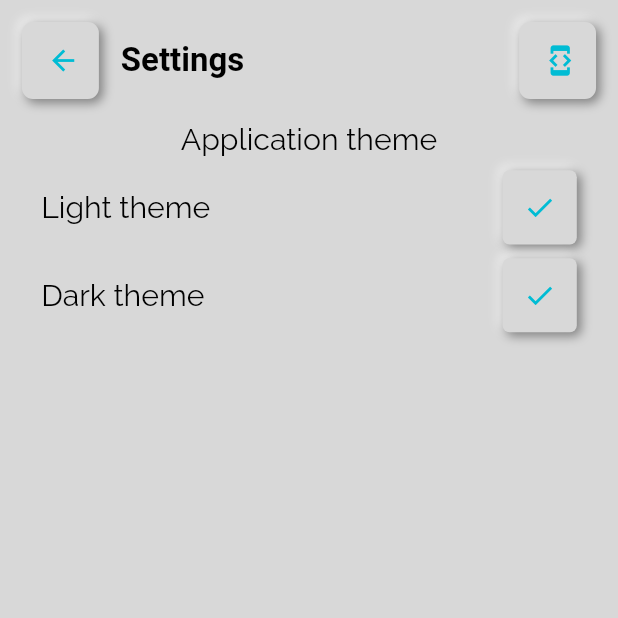
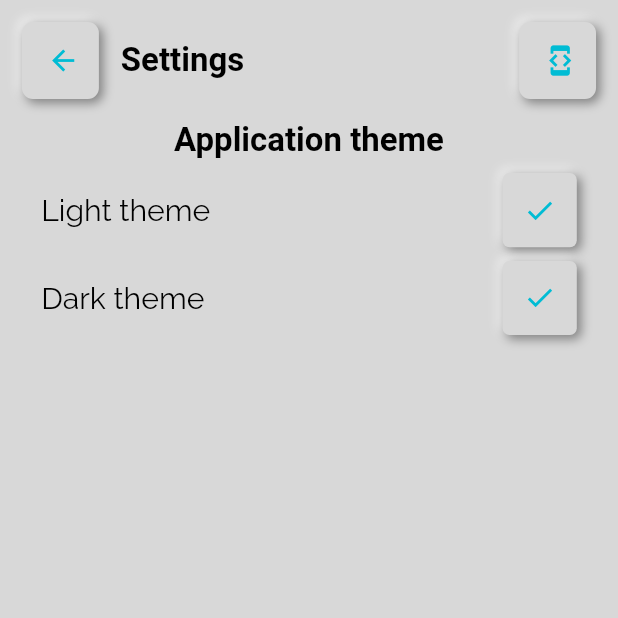
Before and after one commit to yash-ahir/passman-flutter, a Flutter app: the SettingsRoute screen opened directly, on a phone screen of 412 x 824 dp, the top half of it. Run offline on Flutter 3.47's test engine with Material 2 defaults, Android fonts, the phone set to English and light mode, and no system bars; drawn by our look-alikes of flutter_neumorphic; our stand-ins replace easy_dynamic_theme, moor, numberpicker, responsive_framework, shared_preferences; missing offline and left inert: clipboard, encrypt, moor_db_viewer, pinenacl; accounts and stored records are empty; generated files the repository leaves out were written again; Roboto replaces fonts that are missing (FiraSansCondensed).

Commit message:
Decorative changes

```diff
--- a/lib/widgets/system_theme_picker.dart
+++ b/lib/widgets/system_theme_picker.dart
@@ -20,39 +20,21 @@ class _SystemThemePickerState extends State<SystemThemePicker> {
       padding: const EdgeInsets.symmetric(horizontal: 30),
       child: Column(
         children: [
-          Text("Application theme"),
+          Text(
+            "Application theme",
+            style: NeumorphicTheme.currentTheme(context).textTheme.bodyText1,
+          ),
           SizedBox(
             height: _defaultContentSpacing,
           ),
-          // Row(
-          //   mainAxisAlignment: MainAxisAlignment.spaceBetween,
-          //   children: [
-          //     Text("Follow system default"),
-          //     NeumorphicRadio(
-          //       onChanged: (value) {
-          //         setState(() {
-          //           _groupValue = value;
-          //         });
-          //         EasyDynamicTheme.of(context).changeTheme(dynamic: true);
-          //       },
-          //       padding: _defaultRadioPadding,
-          //       value: ThemeMode.system,
-          //       groupValue: _groupValue,
-          //       child: Icon(
-          //         Icons.check,
-          //         color: NeumorphicTheme.accentColor(context),
-          //       ),
-          //     ),
-          //   ],
-          // ),
-          // SizedBox(
-          //   height: _defaultContentSpacing,
-          // ),
           Row(
             mainAxisAlignment: MainAxisAlignment.spaceBetween,
             children: [
               Text("Light theme"),
               NeumorphicRadio(
+                style: NeumorphicRadioStyle(
+                  lightSource: LightSource.topLeft,
+                ),
                 isEnabled: !(currentThemeMode == "ThemeMode.light"),
                 onChanged: (value) {
                   setState(() {
```
